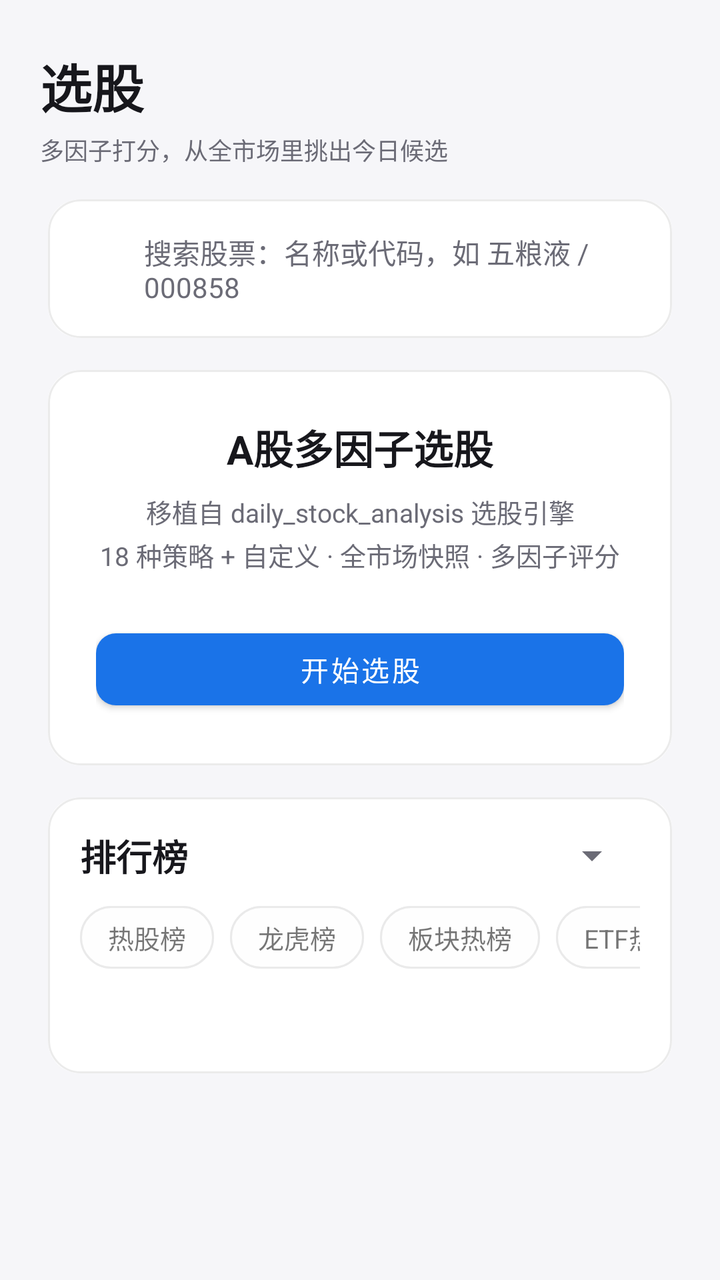
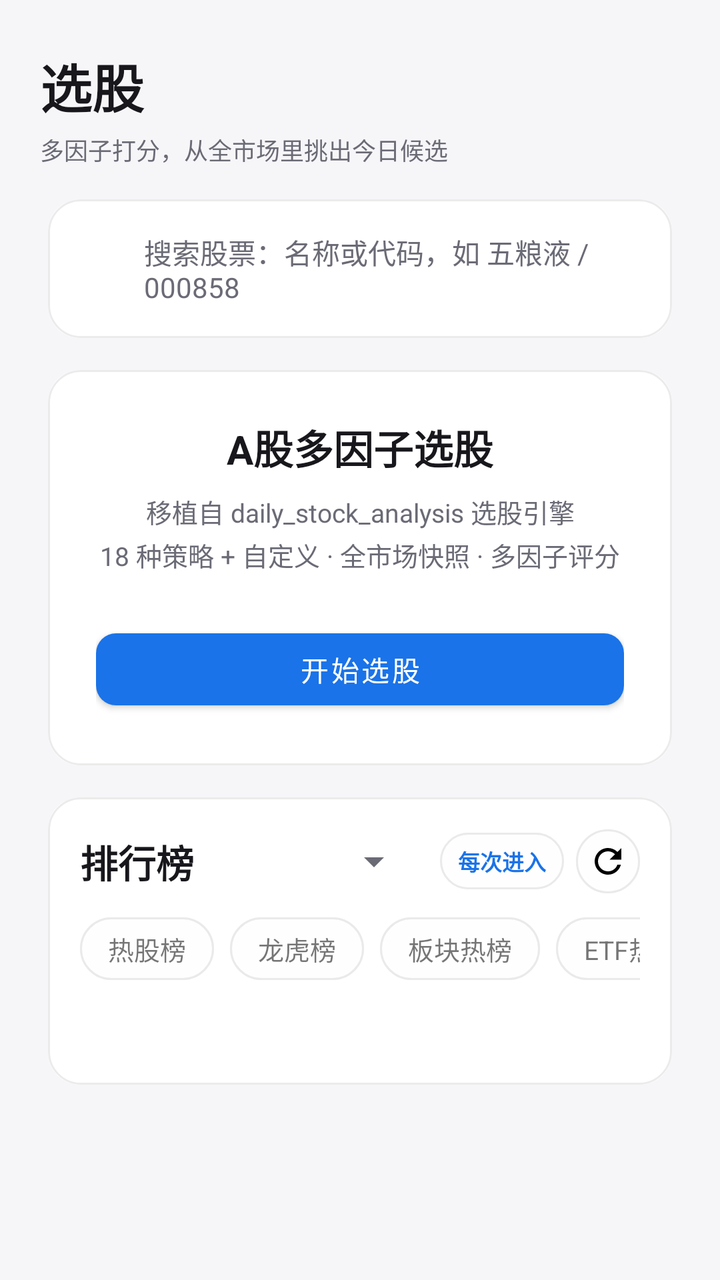

The first picture is an Android layout as it rendered before a commit; the second is the same layout after the commit. The layout source and the unified diff follow.
<!-- AndroidManifest.xml: application theme Theme.DsaMobile -->
<!-- res/layout/fragment_screen.xml -->
<?xml version="1.0" encoding="utf-8"?>
<LinearLayout xmlns:android="http://schemas.android.com/apk/res/android"
    xmlns:app="http://schemas.android.com/apk/res-auto"
    android:layout_width="match_parent"
    android:layout_height="match_parent"
    android:orientation="vertical">

    
    <LinearLayout
        android:layout_width="match_parent"
        android:layout_height="wrap_content"
        android:orientation="vertical"
        android:paddingStart="20dp"
        android:paddingTop="24dp"
        android:paddingEnd="20dp"
        android:paddingBottom="8dp">

        <TextView
            android:layout_width="match_parent"
            android:layout_height="wrap_content"
            android:text="选股"
            android:textColor="?attr/dsaText"
            android:textSize="26sp"
            android:textStyle="bold" />

        <TextView
            android:layout_width="match_parent"
            android:layout_height="wrap_content"
            android:layout_marginTop="4dp"
            android:text="多因子打分，从全市场里挑出今日候选"
            android:textColor="?attr/dsaText2"
            android:textSize="12sp" />
    </LinearLayout>

    <ScrollView
        android:layout_width="match_parent"
        android:layout_height="0dp"
        android:layout_weight="1"
        android:fillViewport="true">

        <LinearLayout
            android:layout_width="match_parent"
            android:layout_height="wrap_content"
            android:orientation="vertical"
            android:paddingStart="24dp"
            android:paddingTop="8dp"
            android:paddingEnd="24dp"
            android:paddingBottom="56dp">

            
            <LinearLayout
                android:id="@+id/search_card"
                android:layout_width="match_parent"
                android:layout_height="wrap_content"
                android:background="@drawable/bg_section"
                android:tag="dsa_tag"
                android:clickable="true"
                android:focusable="true"
                android:gravity="center_vertical"
                android:orientation="horizontal"
                android:padding="16dp">

                <ImageView
                    android:layout_width="20dp"
                    android:layout_height="20dp"
                    android:src="@drawable/ic_search" />

                <TextView
                    android:layout_width="wrap_content"
                    android:layout_height="wrap_content"
                    android:layout_marginStart="12dp"
                    android:text="搜索股票：名称或代码，如 五粮液 / 000858"
                    android:textColor="?attr/dsaText2"
                    android:textSize="14sp" />
            </LinearLayout>

            <LinearLayout
                android:layout_width="match_parent"
                android:layout_height="wrap_content"
                android:layout_marginTop="16dp"
                android:background="@drawable/bg_section"
                android:tag="dsa_tag"
                android:gravity="center"
                android:orientation="vertical"
                android:padding="24dp">

                <TextView
                    android:layout_width="wrap_content"
                    android:layout_height="wrap_content"
                    android:text="A股多因子选股"
                    android:textColor="?attr/dsaText"
                    android:textSize="20sp"
                    android:textStyle="bold" />

                <TextView
                    android:layout_width="wrap_content"
                    android:layout_height="wrap_content"
                    android:layout_marginTop="8dp"
                    android:gravity="center"
                    android:lineSpacingExtra="3dp"
                    android:text="移植自 daily_stock_analysis 选股引擎\n18 种策略 + 自定义 · 全市场快照 · 多因子评分"
                    android:textColor="?attr/dsaText2"
                    android:textSize="13sp" />

                <com.google.android.material.button.MaterialButton
                    android:id="@+id/btn_open_screen"
                    android:layout_width="match_parent"
                    android:layout_height="wrap_content"
                    android:layout_marginTop="24dp"
                    android:text="开始选股"
                    app:backgroundTint="?attr/dsaPrimary" />
            </LinearLayout>

            
            <LinearLayout
                android:id="@+id/rank_card"
                android:layout_width="match_parent"
                android:layout_height="wrap_content"
                android:layout_marginTop="16dp"
                android:background="@drawable/bg_section"
                android:orientation="vertical"
                android:padding="16dp">

                
                <LinearLayout
                    android:layout_width="match_parent"
                    android:layout_height="wrap_content"
                    android:gravity="center_vertical"
                    android:orientation="horizontal">

                    <TextView
                        android:layout_width="0dp"
                        android:layout_height="wrap_content"
                        android:layout_weight="1"
                        android:text="排行榜"
                        android:textColor="?attr/dsaText"
                        android:textSize="18sp"
                        android:textStyle="bold" />

                    <Spinner
                        android:id="@+id/rank_src_spinner"
                        android:layout_width="wrap_content"
                        android:layout_height="wrap_content"
                        android:minWidth="96dp"
                        android:spinnerMode="dropdown" />
                </LinearLayout>

                
                <HorizontalScrollView
                    android:layout_width="match_parent"
                    android:layout_height="wrap_content"
                    android:layout_marginTop="12dp"
                    android:scrollbars="none">

                    <LinearLayout
                        android:layout_width="wrap_content"
                        android:layout_height="wrap_content"
                        android:orientation="horizontal">

                        <TextView
                            android:id="@+id/rank_type_hot"
                            android:layout_width="wrap_content"
                            android:layout_height="wrap_content"
                            android:layout_marginEnd="8dp"
                            android:background="@drawable/bg_pill_surface"
                            android:paddingStart="14dp"
                            android:paddingTop="6dp"
                            android:paddingEnd="14dp"
                            android:paddingBottom="6dp"
                            android:text="热股榜"
                            android:textSize="13sp" />

                        <TextView
                            android:id="@+id/rank_type_longhu"
                            android:layout_width="wrap_content"
                            android:layout_height="wrap_content"
                            android:layout_marginEnd="8dp"
                            android:background="@drawable/bg_pill_surface"
                            android:paddingStart="14dp"
                            android:paddingTop="6dp"
                            android:paddingEnd="14dp"
                            android:paddingBottom="6dp"
                            android:text="龙虎榜"
                            android:textSize="13sp" />

                        <TextView
                            android:id="@+id/rank_type_sector"
                            android:layout_width="wrap_content"
                            android:layout_height="wrap_content"
                            android:layout_marginEnd="8dp"
                            android:background="@drawable/bg_pill_surface"
                            android:paddingStart="14dp"
                            android:paddingTop="6dp"
                            android:paddingEnd="14dp"
                            android:paddingBottom="6dp"
                            android:text="板块热榜"
                            android:textSize="13sp" />

                        <TextView
                            android:id="@+id/rank_type_etf"
                            android:layout_width="wrap_content"
                            android:layout_height="wrap_content"
                            android:background="@drawable/bg_pill_surface"
                            android:paddingStart="14dp"
                            android:paddingTop="6dp"
                            android:paddingEnd="14dp"
                            android:paddingBottom="6dp"
                            android:text="ETF热榜"
                            android:textSize="13sp" />
                    </LinearLayout>
                </HorizontalScrollView>

                <LinearLayout
                    android:id="@+id/rank_list"
                    android:layout_width="match_parent"
                    android:layout_height="wrap_content"
                    android:layout_marginTop="12dp"
                    android:orientation="vertical" />

                <TextView
                    android:id="@+id/rank_status"
                    android:layout_width="match_parent"
                    android:layout_height="wrap_content"
                    android:layout_marginTop="8dp"
                    android:textColor="?attr/dsaText2"
                    android:textSize="12sp" />
            </LinearLayout>
        </LinearLayout>
    </ScrollView>
</LinearLayout>
<!-- resources referenced by this layout -->
<resources>
  <style name="Theme.DsaMobile" parent="Theme.Dsa.Blue" />
  <style name="Theme.Dsa.Blue" parent="Theme.Dsa.Base" />
  <color name="theme_blue">#1A73E8</color>
  <color name="theme_blue_dark">#1557B0</color>
  <color name="soft_blue">#E8F0FE</color>
  <color name="light_card">#FFFFFF</color>
  <color name="light_text">#17171C</color>
  <color name="light_text2">#6B6B76</color>
  <color name="light_bg">#F6F6F9</color>
  <color name="light_surface2">#EFEFF3</color>
  <color name="light_divider">#E6E6EC</color>
  <color name="glass_tint_light">#F2FFFFFF</color>
  <color name="glass_stroke_light">#14000000</color>
  <color name="glass_hi_light">#14FFFFFF</color>
  <color name="nav_glass_light">#59FFFFFF</color>
  <style name="Widget.Dsa.Button" parent="Widget.MaterialComponents.Button">
          <item name="cornerRadius">10dp</item>
          <item name="android:textAllCaps">false</item>
      </style>
  <style name="Widget.Dsa.Fab" parent="Widget.MaterialComponents.FloatingActionButton">
          <item name="backgroundTint">?attr/dsaPrimary</item>
          <item name="tint">@color/light_card</item>
          <item name="shapeAppearanceOverlay">@style/ShapeAppearance.Dsa.Fab</item>
      </style>
  <style name="Widget.Dsa.ActionBarTitle" parent="TextAppearance.Widget.AppCompat.Toolbar.Title">
          <item name="android:textSize">18sp</item>
          <item name="android:textStyle">bold</item>
          <item name="android:letterSpacing">0.01</item>
      </style>
  <style name="ShapeAppearance.Dsa.Fab" parent="ShapeAppearance.MaterialComponents.LargeComponent">
          <item name="cornerFamily">rounded</item>
          <item name="cornerSize">16dp</item>
      </style>
  <!-- drawable bottom_nav_color (drawable) -->
  <?xml version="1.0" encoding="utf-8"?>
  <selector xmlns:android="http://schemas.android.com/apk/res/android">
      <item android:color="?attr/dsaOnPrimary" android:state_checked="true" />
      <item android:color="?attr/dsaText2" />
  </selector>
  <style name="Widget.Dsa.NavIndicator" parent="Widget.Material3.BottomNavigationView.ActiveIndicator">
          <item name="android:color">?attr/dsaPrimary</item>
          <item name="shapeAppearance">@style/ShapeAppearance.Dsa.NavPill</item>
          <item name="marginHorizontal">6dp</item>
      </style>
  <style name="TextAppearance.Dsa.NavActive" parent="TextAppearance.MaterialComponents.Caption">
          <item name="android:textSize">11sp</item>
          <item name="android:textStyle">bold</item>
          <item name="android:textColor">?attr/dsaOnPrimary</item>
      </style>
  <style name="TextAppearance.Dsa.NavInactive" parent="TextAppearance.MaterialComponents.Caption">
          <item name="android:textSize">11sp</item>
          <item name="android:textColor">?attr/dsaText2</item>
      </style>
  <style name="ShapeAppearance.Dsa.Dialog" parent="ShapeAppearance.MaterialComponents.LargeComponent">
          <item name="cornerFamily">rounded</item>
          <item name="cornerSize">28dp</item>
      </style>
  <style name="Widget.Dsa.DialogButton" parent="Widget.MaterialComponents.Button.TextButton">
          <item name="android:textAllCaps">false</item>
          <item name="android:textColor">?attr/dsaPrimary</item>
      </style>
  <style name="ShapeAppearance.Dsa.NavPill" parent="ShapeAppearance.MaterialComponents.LargeComponent">
          <item name="cornerFamily">rounded</item>
          <item name="cornerSize">100dp</item>
      </style>
  <!-- unchanged entries left out for length: 8 -->
</resources>

<!-- the commit's change to res/layout/fragment_screen.xml (unified diff, before → after) -->
@@ -128,21 +128,64 @@
                     android:gravity="center_vertical"
                     android:orientation="horizontal">
 
-                    <TextView
+                    <LinearLayout
                         android:layout_width="0dp"
                         android:layout_height="wrap_content"
                         android:layout_weight="1"
-                        android:text="排行榜"
-                        android:textColor="?attr/dsaText"
-                        android:textSize="18sp"
-                        android:textStyle="bold" />
-
-                    <Spinner
-                        android:id="@+id/rank_src_spinner"
+                        android:gravity="center_vertical"
+                        android:orientation="horizontal">
+
+                        <TextView
+                            android:layout_width="wrap_content"
+                            android:layout_height="wrap_content"
+                            android:singleLine="true"
+                            android:ellipsize="end"
+                            android:text="排行榜"
+                            android:textColor="?attr/dsaText"
+                            android:textSize="19sp"
+                            android:textStyle="bold" />
+
+                        <Spinner
+                            android:id="@+id/rank_src_spinner"
+                            android:layout_width="104dp"
+                            android:layout_height="wrap_content"
+                            android:layout_marginStart="10dp"
+                            android:spinnerMode="dropdown" />
+                    </LinearLayout>
+
+                    
+                    <TextView
+                        android:id="@+id/rank_refresh_mode"
                         android:layout_width="wrap_content"
                         android:layout_height="wrap_content"
-                        android:minWidth="96dp"
-                        android:spinnerMode="dropdown" />
+                        android:layout_marginStart="8dp"
+                        android:background="@drawable/bg_pill_surface"
+                        android:tag="dsa_tag"
+                        android:clickable="true"
+                        android:focusable="true"
+                        android:paddingHorizontal="9dp"
+                        android:paddingVertical="6dp"
+                        android:text="每次进入"
+                        android:textColor="?attr/dsaPrimary"
+                        android:textSize="11sp"
+                        android:textStyle="bold" />
+
+                    <ProgressBar
+                        android:id="@+id/rank_refresh_spin"
+                        android:layout_width="18dp"
+                        android:layout_height="18dp"
+                        android:layout_marginStart="6dp"
+                        android:visibility="gone" />
+
+                    <ImageView
+                        android:id="@+id/rank_refresh_btn"
+                        android:layout_width="32dp"
+                        android:layout_height="32dp"
+                        android:layout_marginStart="6dp"
+                        android:padding="6dp"
+                        android:background="@drawable/bg_pill_surface"
+                        android:src="@drawable/ic_refresh"
+                        android:contentDescription="刷新" />
                 </LinearLayout>
 
                 
<!-- resource entries referenced after the edit -->
@@ -1,5 +1,17 @@
 <!-- resources referenced by this layout -->
 <resources>
+  <!-- drawable ic_refresh (drawable) -->
+  <?xml version="1.0" encoding="utf-8"?>
+  <vector xmlns:android="http://schemas.android.com/apk/res/android"
+      android:width="24dp"
+      android:height="24dp"
+      android:viewportWidth="24"
+      android:viewportHeight="24">
+      
+      <path
+          android:fillColor="#FF000000"
+          android:pathData="M17.65,6.35C16.2,4.9 14.21,4 12,4c-4.42,0 -7.99,3.58 -7.99,8s3.57,8 7.99,8c3.73,0 6.84,-2.55 7.73,-6h-2.08c-0.82,2.33 -3.04,4 -5.65,4 -3.31,0 -6,-2.69 -6,-6s2.69,-6 6,-6c1.66,0 3.14,0.69 4.22,1.78L13,11h7V4l-2.35,2.35z" />
+  </vector>
   <style name="Theme.DsaMobile" parent="Theme.Dsa.Blue" />
   <style name="Theme.Dsa.Blue" parent="Theme.Dsa.Base" />
   <color name="theme_blue">#1A73E8</color>
